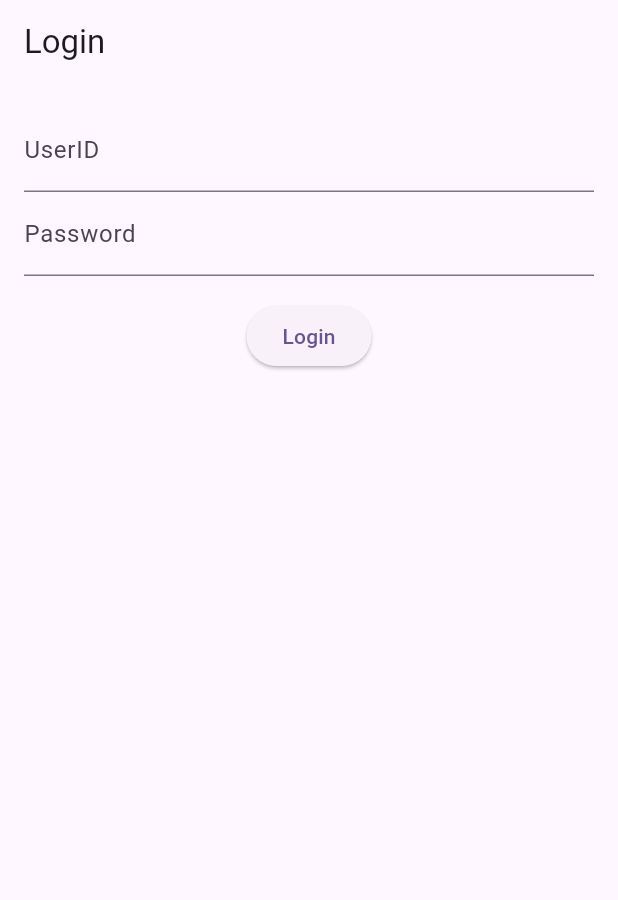
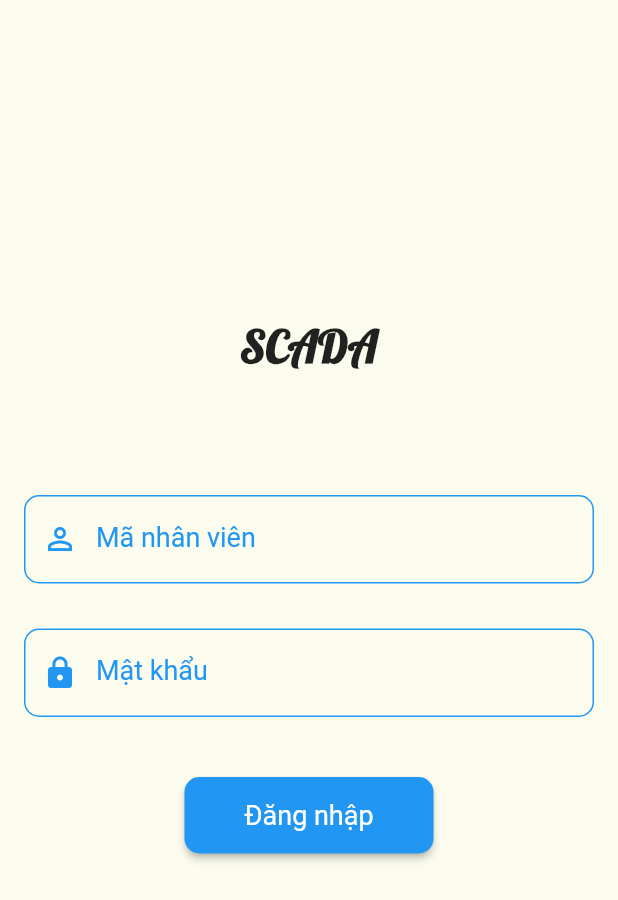
Before and after one commit to tran-the-lam/scada-project, a Flutter app: the screen it shows after launch, on a phone screen of 412 x 824 dp. Shown: the top 900 px of the screen. Run offline on Flutter 3.47's test engine with Material 2 defaults, Android fonts, the phone set to English and light mode, and no system bars; our stand-ins replace device_info_plus, flutter_datetime_picker, fluttertoast, shared_preferences.

Commit message:
update ui login

```diff
--- a/application/mydemo/lib/screen/login.dart
+++ b/application/mydemo/lib/screen/login.dart
@@ -26,6 +26,7 @@ class _LoginPageState extends State<LoginPage> {
     DeviceInfoPlugin deviceInfo = DeviceInfoPlugin();
     return deviceInfo.toString();
   }
+
   TextEditingController _userIDController = TextEditingController();
   TextEditingController _passwordController = TextEditingController();
 
@@ -75,31 +76,93 @@ TextEditingController _userIDController = TextEditingController();
 
   @override
   Widget build(BuildContext context) {
-    return Scaffold(
-      appBar: AppBar(
-        title: Text('Login'),
-      ),
+    return MaterialApp(
+      // title: 'Profile',
+      debugShowCheckedModeBanner: false,
+      home: Scaffold(
+        // appBar: AppBar(
+        //   title: Text('Login'),
+        // ),
+        backgroundColor: Color.fromARGB(255, 251, 252, 238),
         body: _isLoading
             ? Center(child: CircularProgressIndicator())
-          : Padding(
+            : Center(
+
+                child: Padding(
                   padding: EdgeInsets.all(16.0),
+                  child: Container(
+                    width: 500,
+                    height: 400,
                     child: Column(
                       children: [
+                        Text(
+                          'SCADA',
+                          style: TextStyle(fontSize: 30, fontWeight: FontWeight.bold, fontFamily: 'Lobster'),
+                        ),
+                        SizedBox(height: 80.0),
                         TextField(
                           controller: _userIDController,
-                    decoration: InputDecoration(labelText: 'UserID'),
+                          decoration: InputDecoration(
+                            labelText: 'Mã nhân viên',
+                            labelStyle:
+                                TextStyle(color: Colors.blue, fontSize: 18),
+                            enabledBorder: OutlineInputBorder(
+                              borderSide: BorderSide(color: Colors.blue),
+                              borderRadius: BorderRadius.circular(10),
                             ),
+                            focusedBorder: OutlineInputBorder(
+                              borderSide: BorderSide(color: Colors.green),
+                              borderRadius: BorderRadius.circular(10),
+                            ),
+                            prefixIcon:
+                                Icon(Icons.perm_identity, color: Colors.blue),
+                          ),
+                        ),
+                        SizedBox(height: 30.0),
                         TextField(
                           controller: _passwordController,
                           obscureText: true,
-                    decoration: InputDecoration(labelText: 'Password'),
+                          decoration: InputDecoration(
+                            labelText: 'Mật khẩu',
+                            labelStyle:
+                                TextStyle(color: Colors.blue, fontSize: 18),
+                            enabledBorder: OutlineInputBorder(
+                              borderSide: BorderSide(color: Colors.blue),
+                              borderRadius: BorderRadius.circular(10),
                             ),
-                  SizedBox(height: 16.0),
+                            focusedBorder: OutlineInputBorder(
+                              borderSide: BorderSide(color: Colors.green),
+                              borderRadius: BorderRadius.circular(10),
+                            ),
+                            prefixIcon: Icon(Icons.lock, color: Colors.blue),
+                          ),
+                        ),
+                        SizedBox(height: 40.0),
                         ElevatedButton(
-                    child: Text('Login'),
+                          child: Text('Đăng nhập'),
                           onPressed: _login,
+                          style: ButtonStyle(
+                            backgroundColor:
+                                MaterialStateProperty.all<Color>(Colors.blue),
+                            padding: MaterialStateProperty.all<EdgeInsets>(
+                              EdgeInsets.symmetric(
+                                  horizontal: 40, vertical: 15),
+                            ),
+                            textStyle: MaterialStateProperty.all<TextStyle>(
+                              TextStyle(fontSize: 18),
+                            ),
+                            shape: MaterialStateProperty.all<
+                                RoundedRectangleBorder>(
+                              RoundedRectangleBorder(
+                                borderRadius: BorderRadius.circular(10),
+                              ),
+                            ),
+                          ),
                         ),
                       ],
+                    ),
+                  ),
+                ),
               ),
       ),
     );
--- a/application/mydemo/pubspec.yaml
+++ b/application/mydemo/pubspec.yaml
@@ -60,6 +60,10 @@ dev_dependencies:
 
 # The following section is specific to Flutter packages.
 flutter:
+  fonts:
+    - family: Lobster
+      fonts:
+        - asset: assets/fonts/Lobster-Regular.ttf
 
   # The following line ensures that the Material Icons font is
   # included with your application, so that you can use the icons in
```
Also changed, not shown: application/mydemo/assets/fonts/Lobster-Regular.ttf (added). Lines whose indentation alone changed are shown as unchanged.
